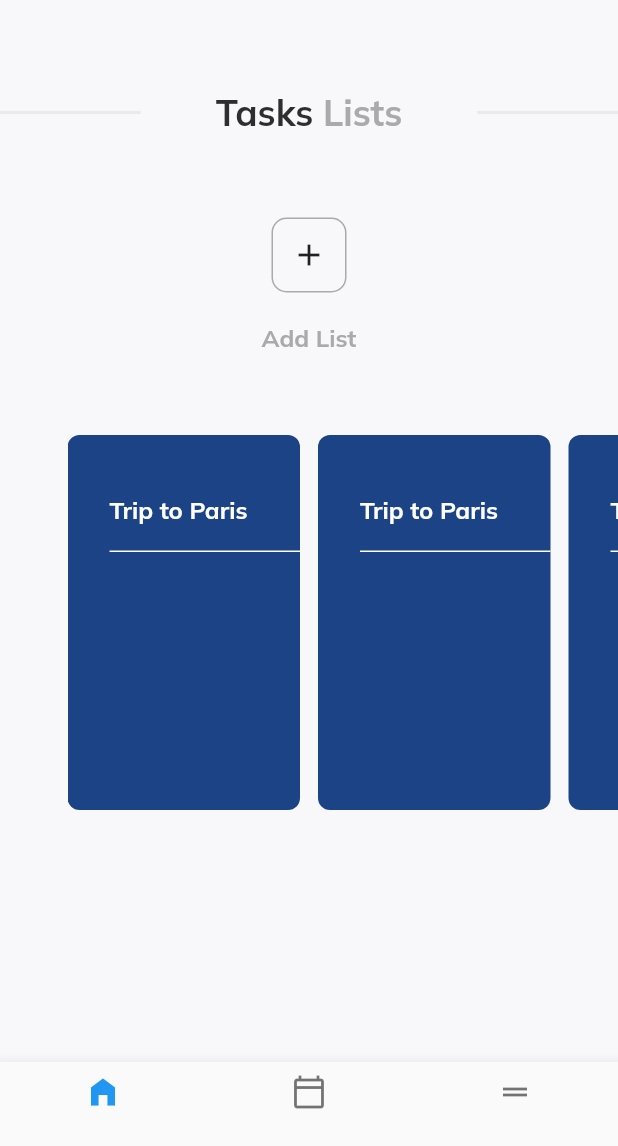
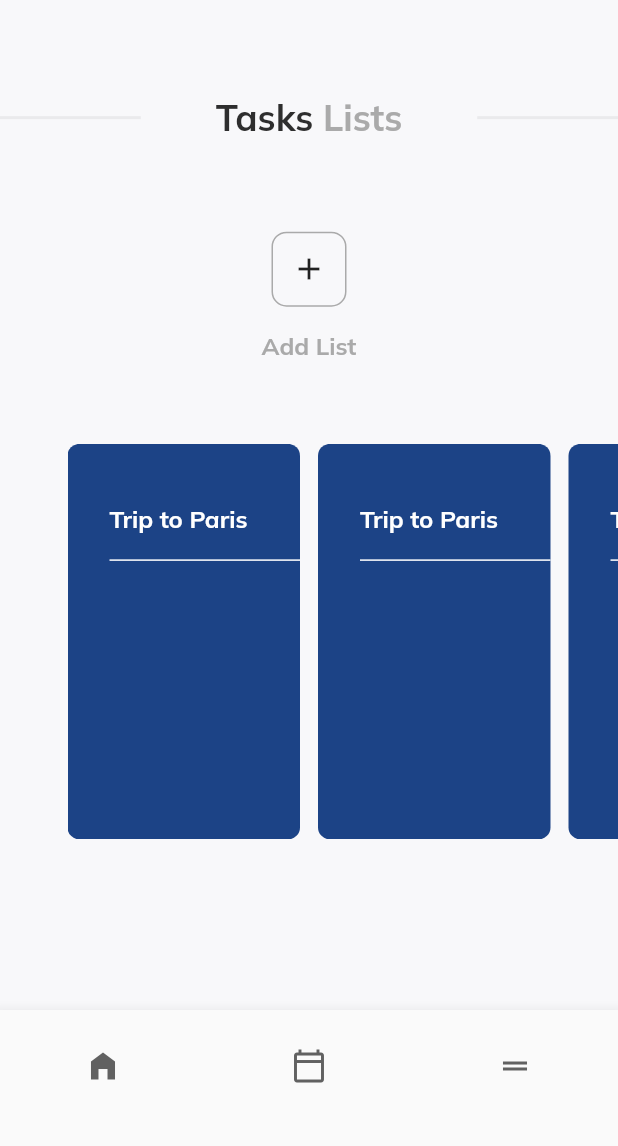
Before and after one commit to felipebss1/todo_app, a Flutter app: the HomePage screen opened directly, on a phone screen of 412 x 824 dp, the part 90-1236 px from its top. Run offline on Flutter 3.47's test engine with Material 2 defaults, Android fonts, the phone set to English and light mode, and no system bars; our stand-ins replace flutter_svg, google_fonts, percent_indicator.

Commit message:
Added Navigation & MediaQuery

```diff
--- a/lib/homepage.dart
+++ b/lib/homepage.dart
@@ -2,6 +2,7 @@ import 'dart:math';
 import 'package:flutter/material.dart';
 import 'package:flutter_svg/flutter_svg.dart';
 import 'package:google_fonts/google_fonts.dart';
+import 'package:todo_app/tasks.dart';
 
 class HomePage extends StatefulWidget {
   const HomePage({super.key});
@@ -13,10 +14,10 @@ class HomePage extends StatefulWidget {
 class _HomePageState extends State<HomePage> {
   @override
   Widget build(BuildContext context) {
-    /* double deviceHeight(BuildContext context) =>
+    double deviceHeight(BuildContext context) =>
         MediaQuery.of(context).size.height;
 
-    double deviceWidth(BuildContext context) =>
+    /* double deviceWidth(BuildContext context) =>
         MediaQuery.of(context).size.width; */
 
     return Scaffold(
@@ -35,8 +36,8 @@ class _HomePageState extends State<HomePage> {
                 height: 30,
               ),
             ),
-            const SizedBox(
-              height: 60.0,
+            SizedBox(
+              height: deviceHeight(context) * 0.077,
             ),
             Row(
               children: [
@@ -75,15 +76,15 @@ class _HomePageState extends State<HomePage> {
                 ),
               ],
             ),
-            const SizedBox(
-              height: 55,
+            SizedBox(
+              height: deviceHeight(context) * 0.074,
             ),
             Center(
               child: Column(
                 children: [
                   Padding(
-                    padding: const EdgeInsets.only(
-                      bottom: 20,
+                    padding: EdgeInsets.only(
+                      bottom: deviceHeight(context) * 0.02,
                     ),
                     child: Container(
                       decoration: BoxDecoration(
@@ -98,7 +99,13 @@ class _HomePageState extends State<HomePage> {
                       ),
                       child: IconButton(
                         icon: const Icon(Icons.add),
-                        onPressed: () {},
+                        onPressed: () {
+                          Navigator.of(context).push(
+                            MaterialPageRoute(
+                              builder: (context) => const TaskList(),
+                            ),
+                          );
+                        },
                       ),
                     ),
                   ),
@@ -117,7 +124,8 @@ class _HomePageState extends State<HomePage> {
               height: 55,
             ),
             Container(
-              height: 250,
+              height: deviceHeight(context) * 0.32,
+              //height: 250,
               margin: const EdgeInsets.only(
                 left: 45,
               ),
@@ -134,98 +142,33 @@ class _HomePageState extends State<HomePage> {
         ),
       ),
       bottomNavigationBar: SizedBox(
+        height: deviceHeight(context) * 0.11,
         child: BottomNavigationBar(
-          items: const [
+          items: [
             BottomNavigationBarItem(
-              icon: Icon(Icons.home_filled),
+              icon: Icon(
+                Icons.home_filled,
+                color: Colors.grey.shade700,
+              ),
               label: '',
             ),
             BottomNavigationBarItem(
               icon: Icon(
                 Icons.calendar_today_outlined,
+                color: Colors.grey.shade700,
               ),
               label: '',
             ),
             BottomNavigationBarItem(
               icon: Icon(
                 Icons.drag_handle_outlined,
+                color: Colors.grey.shade700,
               ),
               label: '',
             )
           ],
         ),
       ),
-      /* bottomNavigationBar: BottomAppBar(
-        elevation: 0,
-        color: const Color(0xFFF8F8FA),
-        child: Row(
-          mainAxisAlignment: MainAxisAlignment.spaceAround,
-          children: [
-            Container(
-              height: 90,
-              padding: const EdgeInsets.only(
-                left: 53,
-                right: 53,
-              ),
-              decoration: const BoxDecoration(
-                border: Border(
-                  top: BorderSide(
-                    width: 1,
-                    color: Color(0xFFAAAAAA),
-                  ),
-                  right: BorderSide(
-                    width: 1,
-                    color: Color(0xFFAAAAAA),
-                  ),
-                ),
-              ),
-              child: const Icon(
-                Icons.home_filled,
-              ),
-            ),
-            Container(
-              height: 90,
-              padding: const EdgeInsets.only(
-                left: 53,
-                right: 53,
-              ),
-              decoration: const BoxDecoration(
-                border: Border(
-                  top: BorderSide(
-                    width: 1,
-                    color: Color(0xFFAAAAAA),
-                  ),
-                  right: BorderSide(
-                    width: 1,
-                    color: Color(0xFFAAAAAA),
-                  ),
-                ),
-              ),
-              child: const Icon(
-                Icons.calendar_today_outlined,
-              ),
-            ),
-            Container(
-              height: 90,
-              padding: const EdgeInsets.only(
-                left: 53,
-                right: 53,
-              ),
-              decoration: const BoxDecoration(
-                border: Border(
-                  top: BorderSide(
-                    width: 1,
-                    color: Color(0xFFAAAAAA),
-                  ),
-                ),
-              ),
-              child: const Icon(
-                Icons.drag_handle_rounded,
-              ),
-            ),
-          ],
-        ),
-      ), */
     );
   }
 }
@@ -260,10 +203,4 @@ Widget buildCard() => Container(
           ),
         ],
       ),
-
-      //título
-
-      //divisor
-
-      //lista de task
     );
--- a/lib/main.dart
+++ b/lib/main.dart
@@ -1,5 +1,6 @@
 import 'package:flutter/material.dart';
-import 'package:todo_app/tasks.dart';
+import 'package:todo_app/homepage.dart';
+//import 'package:todo_app/tasks.dart';
 
 void main() => runApp(const Todo());
 
@@ -11,7 +12,7 @@ class Todo extends StatelessWidget {
     return const MaterialApp(
       debugShowCheckedModeBanner: false,
       title: 'To Do',
-      home: TaskList(),
+      home: HomePage(),
     );
   }
 }
--- a/lib/tasks.dart
+++ b/lib/tasks.dart
@@ -24,7 +24,9 @@ class TaskList extends StatelessWidget {
                   ),
                   IconButton(
                     icon: const Icon(Icons.close),
-                    onPressed: () {},
+                    onPressed: () {
+                      Navigator.of(context).pop(context);
+                    },
                   ),
                 ],
               ),
@@ -87,7 +89,9 @@ class TaskList extends StatelessWidget {
                 left: 30.0,
                 right: 30.0,
               ),
-              child: ListView.builder(itemBuilder: itemBuilder),
+              /* child: ListView.builder(
+                itemBuilder: (context, index) {},
+              ), */
             ),
           ],
         ),
```
